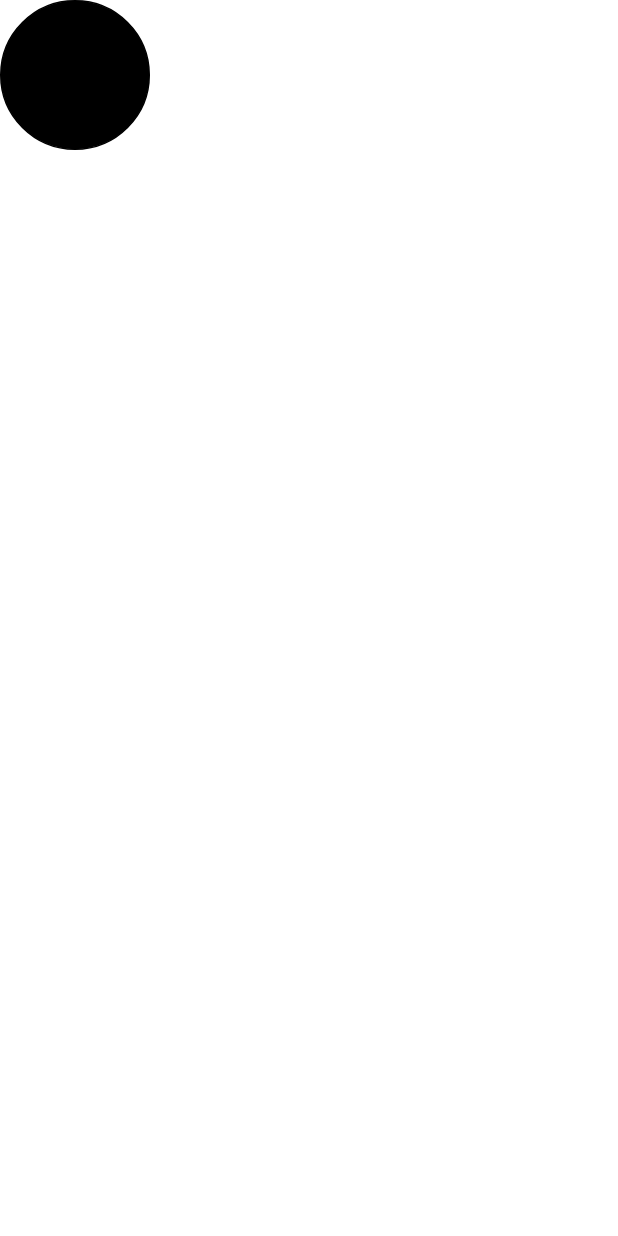
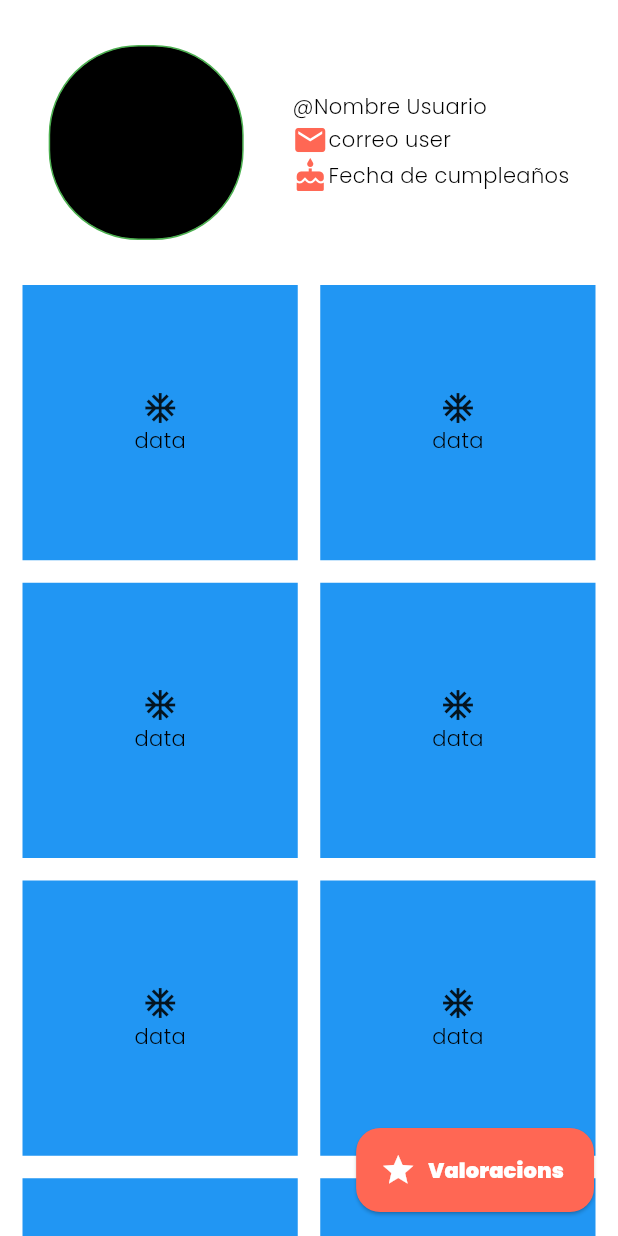
Before and after one commit to DanPiMu/BookRiver, a Flutter app: the ProfileScreen screen opened directly, on a phone screen of 412 x 824 dp. Run offline on Flutter 3.47's test engine with Material 2 defaults, Android fonts, the phone set to English and light mode, and no system bars; our stand-ins replace carousel_slider, percent_indicator.

Commit message:
Ordenar el codigo

```diff
--- a/lib/src/config/routes/navigator_routes.dart
+++ b/lib/src/config/routes/navigator_routes.dart
@@ -29,4 +29,12 @@ class NavigatorRoutes {
 
   static const String editShelves ="/edit_shelves";
 
+  static const String userRatings ="/user_ratings";
+
+  static const String userSettings ="/user_settings";
+
+  static const String editProfileScreen="/edit_profile_screen";
+
+  static const String editPasswordScreen="/edit_password_screen";
+
 }
--- a/lib/src/ui/screens/principalScreens/profile.dart
+++ b/lib/src/ui/screens/principalScreens/profile.dart
@@ -1,4 +1,7 @@
+import 'package:book_river/src/config/app_colors.dart';
 import 'package:flutter/material.dart';
+
+import '../../../config/routes/navigator_routes.dart';
 
 class ProfileScreen extends StatefulWidget {
   const ProfileScreen({Key? key}) : super(key: key);
@@ -13,21 +16,89 @@ class _ProfileScreenState extends State<ProfileScreen> {
     return Scaffold(
       body: Column(
         children: [
-          Row(
+          Padding(
+            padding: const EdgeInsets.only(top:30.0, bottom:30),
+            child: Row(
+              mainAxisAlignment: MainAxisAlignment.spaceEvenly,
               children: [
                 Container(
-                height: 100,
-                width: 100,
+                  height: 130,
+                  width: 130,
                   decoration: BoxDecoration(
-                  border:Border.all(color: Colors.black),
+                    border:Border.all(color: Colors.green),
                     borderRadius: BorderRadius.circular(60),
                     color: Colors.black
                   ),
+                ),
+                Column(
+                  crossAxisAlignment: CrossAxisAlignment.start,
+                  children:[
+                    Text('@Nombre Usuario'),
+                    Row(
+                      children: [
+                        Icon(Icons.mail, color:AppColors.secondary),
+                        Text('correo user')
+                      ],
+                    ),
+                    Row(
+                      children: [
+                        Icon(Icons.cake, color:AppColors.secondary),
+                        Text('Fecha de cumpleaños')
+                      ],
                     )
-            ],
+                  ]
                 )
               ],
             ),
+          ),
+          Expanded(
+              child: SingleChildScrollView(
+                child: Padding(
+                  padding: const EdgeInsets.only(left:15, right:15),
+                  child: GridView.builder(
+                    physics: NeverScrollableScrollPhysics(),
+                    shrinkWrap: true,
+                    itemCount: 10,
+                    gridDelegate: SliverGridDelegateWithFixedCrossAxisCount(
+                      crossAxisCount: 2,
+                      childAspectRatio: 1.0,
+                      crossAxisSpacing: 15.0,
+                      mainAxisSpacing: 15.0,
+                    ),
+                    itemBuilder: (context, index) {
+                      return Container(
+                        color: Colors.blue,
+                        child: Center(
+                          child: Column(
+                            mainAxisAlignment: MainAxisAlignment.center,
+                            children: [
+                              Icon(Icons.ac_unit),
+                              Text('data'),
+                            ],
+                          ),
+                        ),
                       );
+                    },
+                  ),
+                ),
+              ))
+        ],
+      ),
+        floatingActionButton: FloatingActionButton.extended(
+            backgroundColor: AppColors.secondary,
+            onPressed: () {
+              Navigator.pushNamed(context, NavigatorRoutes.userSettings);
+            },
+            label: Text(
+              'Valoracions',
+              style: TextStyle(
+                  color: Colors.white, fontWeight: FontWeight.bold),
+            ),
+            icon: Icon(
+              Icons.star,
+              color: Colors.white,
+            ),
+            elevation: 1));
+
   }
 }
--- a/pubspec.yaml
+++ b/pubspec.yaml
@@ -39,7 +39,7 @@ dependencies:
   provider: ^6.0.5
   carousel_slider: ^4.2.1
   percent_indicator: ^4.0.1
-
+  intl: ^0.18.0
 
 dev_dependencies:
   flutter_test:
```
Also changed, not shown: lib/src/config/routes/navigator_router.dart (+23 -0 lines), lib/src/ui/screens/user/editPasswordScreen.dart (added, +121 -0 lines), lib/src/ui/screens/user/editProfile.dart (added, +155 -0 lines), lib/src/ui/screens/user/userConfig.dart (added, +69 -0 lines), lib/src/ui/screens/user/userRatings.dart (added, +66 -0 lines), pubspec.lock. Lines whose indentation alone changed are shown as unchanged.
